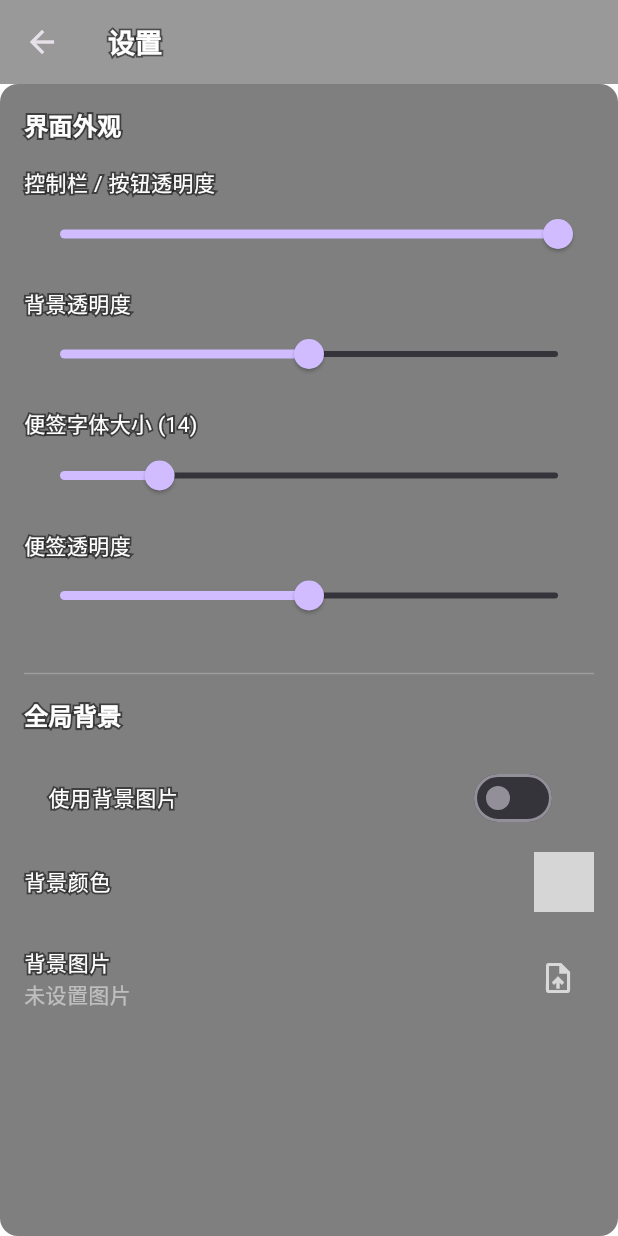
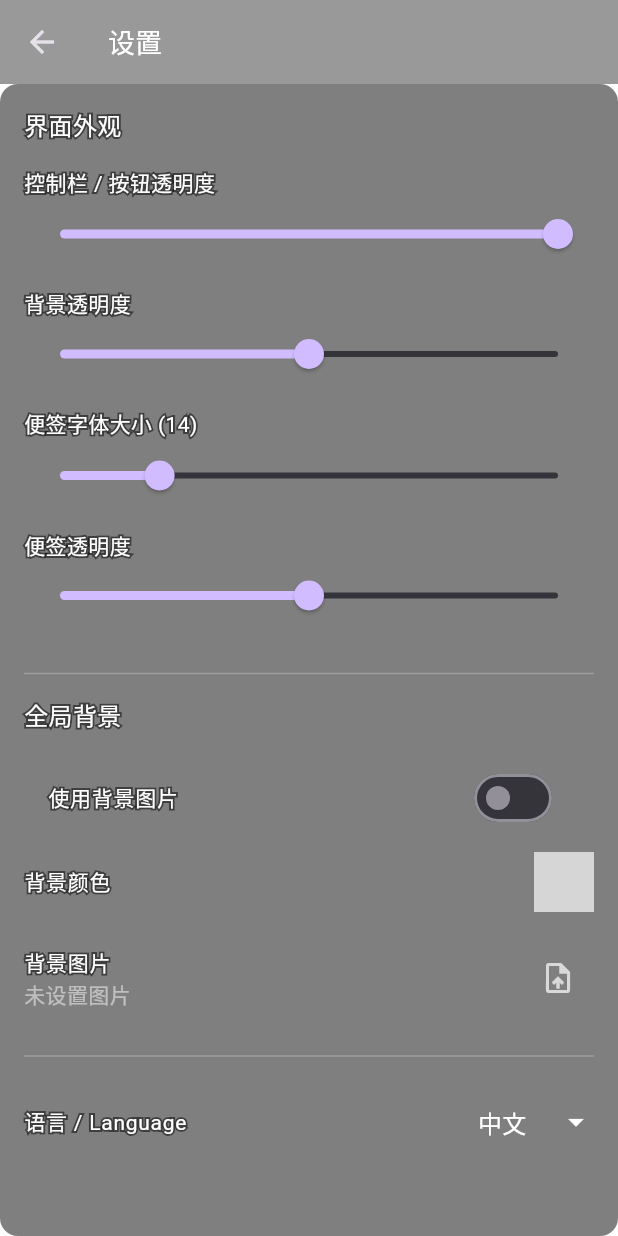
Before and after one commit to TMHCastle/StickyNote, a Flutter app: the screen it shows after launch, after a tap on the "settings" icon, on a phone screen of 412 x 824 dp. Run offline on Flutter 3.47's test engine with Material 3 defaults, Android fonts, the phone set to English and light mode, and no system bars; our stand-ins replace file_picker, hive_flutter; missing offline and left inert: flex_color_picker, tray_manager, window_manager; accounts and stored records are empty; Roboto replaces fonts that are missing (SourceHanSans); grey boxes are pictures that could not be loaded.

Commit message:
0.1.1.5 双语言、字体优化

```diff
--- a/lib/app.dart
+++ b/lib/app.dart
@@ -10,7 +10,11 @@ class MyApp extends StatelessWidget {
   Widget build(BuildContext context) {
     return MaterialApp(
       debugShowCheckedModeBanner: false,
-      theme: ThemeData.dark(useMaterial3: true),
+      theme: ThemeData(
+        brightness: Brightness.dark,
+        fontFamily: 'SourceHanSans',
+        useMaterial3: true,
+      ),
       initialRoute: '/',
       routes: {
         '/': (_) => const FloatingOverlay(),
--- a/lib/pages/edit_page.dart
+++ b/lib/pages/edit_page.dart
@@ -5,6 +5,7 @@ import 'package:window_manager/window_manager.dart';
 import '../providers/log_provider.dart';
 import '../models/log_entry.dart';
 import '../widgets/unified_background.dart';
+import '../utils/app_strings.dart';
 
 class EditPage extends StatefulWidget {
   const EditPage({super.key});
@@ -44,7 +45,16 @@ class _EditPageState extends State<EditPage> {
       child: Scaffold(
         backgroundColor: Colors.transparent,
         appBar: AppBar(
-          title: Text(editingId == null ? '新增日志' : '修改日志'),
+          title: Text(
+            editingId == null
+                ? AppStrings.of(context, 'addLog')
+                : AppStrings.of(context, 'editLog'),
+            style: const TextStyle(
+              fontSize: 18,
+              fontWeight: FontWeight.w500,
+              color: Colors.white,
+            ),
+          ),
           backgroundColor: Colors.black.withOpacity(0.4),
           elevation: 0,
         ),
@@ -75,14 +85,16 @@ class _EditPageState extends State<EditPage> {
                               controller: _controller,
                               style: const TextStyle(color: Colors.white),
                               decoration: InputDecoration(
-                                hintText: '输入便签内容',
+                                hintText:
+                                    AppStrings.of(context, 'enterContent'),
                                 hintStyle:
                                     const TextStyle(color: Colors.white54),
                                 border: InputBorder.none,
                                 suffixIcon: editingId != null
                                     ? IconButton(
                                         icon: const Icon(Icons.close),
-                                        tooltip: '取消编辑',
+                                        tooltip: AppStrings.of(
+                                            context, 'cancelEdit'),
                                         onPressed: _resetForm,
                                       )
                                     : null,
@@ -133,7 +145,7 @@ class _EditPageState extends State<EditPage> {
                               size: 18,
                               color: Colors.white70,
                             ),
-                            tooltip: '新增分类',
+                            tooltip: AppStrings.of(context, 'addCategory'),
                             onPressed: () =>
                                 _showAddCategoryDialog(context, provider),
                           ),
@@ -147,7 +159,8 @@ class _EditPageState extends State<EditPage> {
                               final c = await showColorPickerDialog(
                                 context,
                                 selectedColor ?? Colors.white,
-                                title: const Text('文字颜色'),
+                                title:
+                                    Text(AppStrings.of(context, 'textColor')),
                                 enableOpacity: false,
                               );
                               setState(() => selectedColor = c);
@@ -162,7 +175,7 @@ class _EditPageState extends State<EditPage> {
                               final c = await showColorPickerDialog(
                                 context,
                                 selectedBgColor ?? Colors.transparent,
-                                title: const Text('背景颜色'),
+                                title: Text(AppStrings.of(context, 'bgColor')),
                                 enableOpacity: true,
                               );
                               setState(() => selectedBgColor = c);
@@ -174,7 +187,7 @@ class _EditPageState extends State<EditPage> {
                   ),
                 ),
 
-// ===== 日志列表（可拖动）=====
+                // ===== 日志列表（可拖动）=====
                 Expanded(
                   child: ReorderableListView.builder(
                     padding: const EdgeInsets.only(bottom: 8),
@@ -211,7 +224,7 @@ class _EditPageState extends State<EditPage> {
                             IconButton(
                               icon: const Icon(Icons.delete_outline),
                               color: Colors.redAccent.withOpacity(0.8),
-                              tooltip: '删除',
+                              tooltip: AppStrings.get(context, 'delete'),
                               onPressed: () {
                                 context.read<LogProvider>().removeLog(log.id);
 
@@ -294,12 +307,12 @@ class _EditPageState extends State<EditPage> {
     showDialog(
       context: context,
       builder: (ctx) => AlertDialog(
-        title: const Text('添加分类'),
+        title: Text(AppStrings.of(context, 'addCategory')),
         content: TextField(controller: _categoryController),
         actions: [
           TextButton(
             onPressed: () => Navigator.pop(ctx),
-            child: const Text('取消'),
+            child: Text(AppStrings.of(context, 'cancel')),
           ),
           TextButton(
             onPressed: () {
@@ -311,7 +324,7 @@ class _EditPageState extends State<EditPage> {
               _categoryController.clear();
               Navigator.pop(ctx);
             },
-            child: const Text('添加'),
+            child: Text(AppStrings.of(context, 'add')),
           ),
         ],
       ),
--- a/lib/pages/floating_overlay.dart
+++ b/lib/pages/floating_overlay.dart
@@ -8,6 +8,7 @@ import 'package:window_manager/window_manager.dart';
 import '../providers/log_provider.dart';
 import '../widgets/log_item_widget.dart';
 import '../listener/tray_manager_helper.dart';
+import '../utils/app_strings.dart';
 
 class FloatingOverlay extends StatelessWidget {
   const FloatingOverlay({super.key});
@@ -84,7 +85,7 @@ class FloatingOverlay extends StatelessWidget {
                     size: 16,
                     color: Colors.white.withOpacity(provider.controlOpacity)),
                 label: Text(
-                  '编辑',
+                  AppStrings.of(context, 'edit'),
                   style: TextStyle(
                       color: Colors.white.withOpacity(provider.controlOpacity)),
                 ),
@@ -144,26 +145,32 @@ class FloatingOverlay extends StatelessWidget {
                               children: [
                                 // 描边层
                                 Text(
-                                  locked ? '请在托盘解锁' : '点击锁定',
+                                  locked
+                                      ? AppStrings.of(context, 'unlockInTray')
+                                      : AppStrings.of(context, 'clickToLock'),
                                   key: ValueKey(
                                       'stroke-$locked'), // 避免与填充层 key 冲突
                                   style: TextStyle(
                                     fontSize: 16,
-                                    fontWeight: FontWeight.w400,
+                                    fontWeight: FontWeight.w500,
                                     foreground: Paint()
                                       ..style = PaintingStyle.stroke
                                       ..strokeWidth = 2
-                                      ..color = Colors.black, // 描边颜色，可改
+                                      ..color = Colors.black.withOpacity(
+                                          provider.controlOpacity), // 描边颜色，可改
                                   ),
                                 ),
                                 // 填充层
                                 Text(
-                                  locked ? '请在托盘解锁' : '点击锁定',
+                                  locked
+                                      ? AppStrings.of(context, 'unlockInTray')
+                                      : AppStrings.of(context, 'clickToLock'),
                                   key: ValueKey('fill-$locked'),
                                   style: TextStyle(
                                     fontSize: 16,
-                                    fontWeight: FontWeight.w400,
-                                    color: Colors.white,
+                                    fontWeight: FontWeight.w500,
+                                    color: Colors.white
+                                        .withOpacity(provider.controlOpacity),
                                   ),
                                 ),
                               ],
--- a/lib/pages/settings_page.dart
+++ b/lib/pages/settings_page.dart
@@ -7,6 +7,7 @@ import 'package:window_manager/window_manager.dart';
 import '../providers/log_provider.dart';
 import '../widgets/unified_background.dart';
 import '../widgets/stroked_text.dart';
+import '../utils/app_strings.dart';
 
 class SettingsPage extends StatelessWidget {
   const SettingsPage({super.key});
@@ -30,13 +31,13 @@ class SettingsPage extends StatelessWidget {
       child: Scaffold(
         backgroundColor: Colors.transparent,
         appBar: AppBar(
-          title: StrokedText(
-            '设置',
-            fontSize: 18,
-            fontWeight: FontWeight.bold,
-            fillColor: textColor,
-            backgroundColor: backgroundColor,
-            backgroundOpacity: backgroundOpacity,
+          title: Text(
+            AppStrings.of(context, 'settings'),
+            style: TextStyle(
+              fontSize: 18,
+              fontWeight: FontWeight.w500,
+              color: textColor,
+            ),
           ),
           backgroundColor: Colors.black.withOpacity(0.4),
           elevation: 0,
@@ -50,14 +51,14 @@ class SettingsPage extends StatelessWidget {
               padding: const EdgeInsets.all(16),
               children: [
                 _sectionTitle(
-                  '界面外观',
+                  AppStrings.of(context, 'appearance'),
                   textColor,
                   backgroundColor,
                   backgroundOpacity,
                 ),
                 const SizedBox(height: 16),
                 _buildSlider(
-                  label: '控制栏 / 按钮透明度',
+                  label: AppStrings.of(context, 'controlOpacity'),
                   value: provider.controlOpacity,
                   min: 0.1,
                   max: 1.0,
@@ -67,7 +68,7 @@ class SettingsPage extends StatelessWidget {
                   backgroundOpacity: backgroundOpacity,
                 ),
                 _buildSlider(
-                  label: '背景透明度',
+                  label: AppStrings.of(context, 'bgOpacity'),
                   value: provider.bgOpacity,
                   min: 0.0,
                   max: 1.0,
@@ -77,7 +78,8 @@ class SettingsPage extends StatelessWidget {
                   backgroundOpacity: backgroundOpacity,
                 ),
                 _buildSlider(
-                  label: '便签字体大小 (${provider.fontSize.toInt()})',
+                  label:
+                      '${AppStrings.of(context, 'noteFontSize')} (${provider.fontSize.toInt()})',
                   value: provider.fontSize,
                   min: 10,
                   max: 30,
@@ -87,7 +89,7 @@ class SettingsPage extends StatelessWidget {
                   backgroundOpacity: backgroundOpacity,
                 ),
                 _buildSlider(
-                  label: '便签透明度',
+                  label: AppStrings.of(context, 'noteOpacity'),
                   value: provider.noteBgOpacity,
                   min: 0.0,
                   max: 1.0,
@@ -98,7 +100,7 @@ class SettingsPage extends StatelessWidget {
                 ),
                 const Divider(height: 32, color: Colors.white24),
                 _sectionTitle(
-                  '全局背景',
+                  AppStrings.of(context, 'globalBackground'),
                   textColor,
                   backgroundColor,
                   backgroundOpacity,
@@ -106,7 +108,7 @@ class SettingsPage extends StatelessWidget {
                 const SizedBox(height: 16),
                 SwitchListTile(
                   title: StrokedText(
-                    '使用背景图片',
+                    AppStrings.of(context, 'useBgImage'),
                     fillColor: textColor,
                     backgroundColor: backgroundColor,
                     backgroundOpacity: backgroundOpacity,
@@ -119,7 +121,7 @@ class SettingsPage extends StatelessWidget {
                   ListTile(
                     contentPadding: EdgeInsets.zero,
                     title: StrokedText(
-                      '背景颜色',
+                      AppStrings.of(context, 'bgColor'),
                       fillColor: textColor,
                       backgroundColor: backgroundColor,
                       backgroundOpacity: backgroundOpacity,
@@ -134,7 +136,7 @@ class SettingsPage extends StatelessWidget {
                         final Color newColor = await showColorPickerDialog(
                           context,
                           backgroundColor,
-                          title: const Text('选择背景颜色'),
+                          title: Text(AppStrings.of(context, 'pickBgColor')),
                           enableOpacity: false,
                         );
                         provider.setLayoutBackgroundColor(newColor.value);
@@ -144,7 +146,7 @@ class SettingsPage extends StatelessWidget {
                 ListTile(
                   contentPadding: EdgeInsets.zero,
                   title: StrokedText(
-                    '背景图片',
+                    AppStrings.of(context, 'bgImage'),
                     fillColor: textColor,
                     backgroundColor: backgroundColor,
                     backgroundOpacity: backgroundOpacity,
@@ -157,7 +159,7 @@ class SettingsPage extends StatelessWidget {
                           ),
                         )
                       : Text(
-                          '未设置图片',
+                          AppStrings.of(context, 'noImageSet'),
                           style: TextStyle(
                             color: textColor.withOpacity(0.5),
                           ),
@@ -184,6 +186,35 @@ class SettingsPage extends StatelessWidget {
                     ],
                   ),
                 ),
+                const Divider(height: 32, color: Colors.white24),
+                ListTile(
+                  contentPadding: EdgeInsets.zero,
+                  title: StrokedText(
+                    AppStrings.of(context, 'language'),
+                    fillColor: textColor,
+                    backgroundColor: backgroundColor,
+                    backgroundOpacity: backgroundOpacity,
+                  ),
+                  trailing: DropdownButton<String>(
+                    dropdownColor: Colors.black.withOpacity(0.8),
+                    value: provider.locale,
+                    items: const [
+                      DropdownMenuItem(
+                          value: 'zh',
+                          child: Text('中文',
+                              style: TextStyle(color: Colors.white))),
+                      DropdownMenuItem(
+                          value: 'en',
+                          child: Text('English',
+                              style: TextStyle(color: Colors.white))),
+                    ],
+                    onChanged: (v) {
+                      if (v != null) provider.setLocale(v);
+                    },
+                    underline: Container(),
+                    iconEnabledColor: textColor,
+                  ),
+                ),
               ],
             ),
           ],
@@ -202,7 +233,7 @@ class SettingsPage extends StatelessWidget {
     return StrokedText(
       text,
       fontSize: 16,
-      fontWeight: FontWeight.bold,
+      fontWeight: FontWeight.w500,
       fillColor: textColor,
       backgroundColor: backgroundColor,
       backgroundOpacity: backgroundOpacity,
--- a/lib/providers/log_provider.dart
+++ b/lib/providers/log_provider.dart
@@ -37,6 +37,9 @@ class LogProvider extends ChangeNotifier {
     _borderRadius = box.get('borderRadius', defaultValue: 12.0);
     _noteBgOpacity = box.get('noteBgOpacity', defaultValue: 0.5);
     _noteBgColor = box.get('noteBgColor', defaultValue: Colors.black.value);
+
+    // 语言设置
+    _locale = box.get('locale', defaultValue: 'zh');
 
     notifyListeners();
   }
@@ -237,4 +240,15 @@ class LogProvider extends ChangeNotifier {
   Future<void> toggleLocked() async {
     await setLocked(!_locked);
   }
+
+  // ================= 语言设置 =================
+  String _locale = 'zh';
+  String get locale => _locale;
+  void setLocale(String v) {
+    if (_locale != v) {
+      _locale = v;
+      box.put('locale', v);
+      notifyListeners();
+    }
+  }
 }
--- /dev/null
+++ b/lib/utils/app_strings.dart
@@ -0,0 +1,132 @@
+import 'package:flutter/widgets.dart';
+import '../providers/log_provider.dart';
+import 'package:provider/provider.dart';
+
+class AppStrings {
+  static const Map<String, Map<String, String>> _localizedValues = {
+    // FloatingOverlay
+    'clickToLock': {
+      'zh': '点击锁定',
+      'en': 'Click to Lock',
+    },
+    'unlockInTray': {
+      'zh': '请在托盘解锁',
+      'en': 'Unlock in Tray',
+    },
+    'edit': {
+      'zh': '编辑',
+      'en': 'Edit',
+    },
+
+    // EditPage
+    'addLog': {
+      'zh': '新增日志',
+      'en': 'Add Log',
+    },
+    'editLog': {
+      'zh': '修改日志',
+      'en': 'Edit Log',
+    },
+    'enterContent': {
+      'zh': '输入便签内容',
+      'en': 'Enter note content',
+    },
+    'cancelEdit': {
+      'zh': '取消编辑',
+      'en': 'Cancel Edit',
+    },
+    'addCategory': {
+      'zh': '添加分类',
+      'en': 'Add Category',
+    },
+    'textColor': {
+      'zh': '文字颜色',
+      'en': 'Text Color',
+    },
+    'bgColor': {
+      'zh': '背景颜色',
+      'en': 'Bg Color',
+    },
+    'delete': {
+      'zh': '删除',
+      'en': 'Delete',
+    },
+    'cancel': {
+      'zh': '取消',
+      'en': 'Cancel',
+    },
+    'add': {
+      'zh': '添加',
+      'en': 'Add',
+    },
+
+    // SettingsPage
+    'settings': {
+      'zh': '设置',
+      'en': 'Settings',
+    },
+    'appearance': {
+      'zh': '界面外观',
+      'en': 'Appearance',
+    },
+    'controlOpacity': {
+      'zh': '控制栏 / 按钮透明度',
+      'en': 'Control Bar / Button Opacity',
+    },
+    'bgOpacity': {
+      'zh': '背景透明度',
+      'en': 'Background Opacity',
+    },
+    'noteFontSize': {
+      'zh': '便签字体大小',
+      'en': 'Note Font Size',
+    },
+    'noteOpacity': {
+      'zh': '便签透明度',
+      'en': 'Note Opacity',
+    },
+    'globalBackground': {
+      'zh': '全局背景',
+      'en': 'Global Background',
+    },
+    'useBgImage': {
+      'zh': '使用背景图片',
+      'en': 'Use Background Image',
+    },
+    'pickBgColor': {
+      'zh': '选择背景颜色',
+      'en': 'Pick Background Color',
+    },
+    'bgImage': {
+      'zh': '背景图片',
+      'en': 'Background Image',
+    },
+    'noImageSet': {
+      'zh': '未设置图片',
+      'en': 'No Image Set',
+    },
+    'language': {
+      'zh': '语言 / Language',
+      'en': 'Language / 语言',
+    },
+  };
+
+  static String get(BuildContext context, String key) {
+    // Read the locale directly from LogProvider without listening constantly if used in non-reactive way,
+    // but usually we want to listen.
+    // However, to simplify usage: AppStrings.of(context).text(key) or just static helper
+    // Let's rely on the Provider being present.
+    try {
+      final locale = context.read<LogProvider>().locale;
+      return _localizedValues[key]?[locale] ?? _localizedValues[key]?['zh'] ?? key;
+    } catch (_) {
+      return _localizedValues[key]?['zh'] ?? key;
+    }
+  }
+
+  // Reactive helper
+  static String of(BuildContext context, String key) {
+    final locale = context.select<LogProvider, String>((p) => p.locale);
+    return _localizedValues[key]?[locale] ?? _localizedValues[key]?['zh'] ?? key;
+  }
+}
--- a/lib/widgets/log_item_widget.dart
+++ b/lib/widgets/log_item_widget.dart
@@ -19,13 +19,14 @@ class LogItemWidget extends StatelessWidget {
   Widget build(BuildContext context) {
     final provider = context.read<LogProvider>();
 
+    final baseColor = log.backgroundColor != null
+        ? Color(log.backgroundColor!)
+        : Colors.white;
+
     return Container(
       margin: const EdgeInsets.only(bottom: 4),
       decoration: BoxDecoration(
-        color: (log.backgroundColor != null
-                ? Color(log.backgroundColor!)
-                : Colors.white)
-            .withOpacity(noteOpacity),
+        color: baseColor.withOpacity(baseColor.opacity * noteOpacity),
         borderRadius: BorderRadius.circular(4),
       ),
       child: CheckboxListTile(
```
Also changed, not shown: pubspec.yaml (+9 -0 lines), 3 other files.
